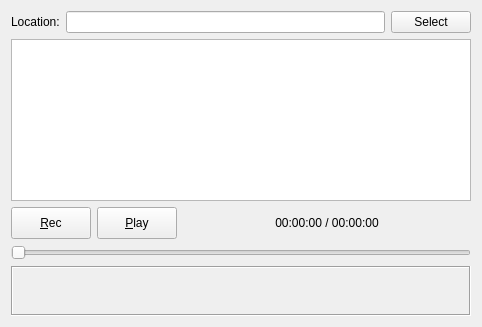
gqrx-sdr/gqrx, file src/qtgui/iq_tool.ui: the form before one commit.
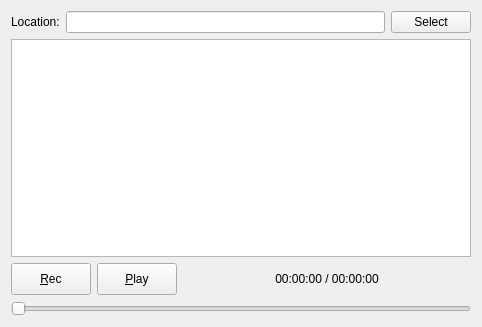
The form after the commit. Icons and pictures are not drawn.

Commit message: Remove unused QFrame from IQ recordig tool

Diff of the .ui file:
```diff
--- a/src/qtgui/iq_tool.ui
+++ b/src/qtgui/iq_tool.ui
@@ -209,22 +209,6 @@
      </property>
     </widget>
    </item>
-   <item>
-    <widget class="QFrame" name="frame">
-     <property name="minimumSize">
-      <size>
-       <width>0</width>
-       <height>50</height>
-      </size>
-     </property>
-     <property name="frameShape">
-      <enum>QFrame::Box</enum>
-     </property>
-     <property name="frameShadow">
-      <enum>QFrame::Sunken</enum>
-     </property>
-    </widget>
-   </item>
   </layout>
  </widget>
  <resources>
```
